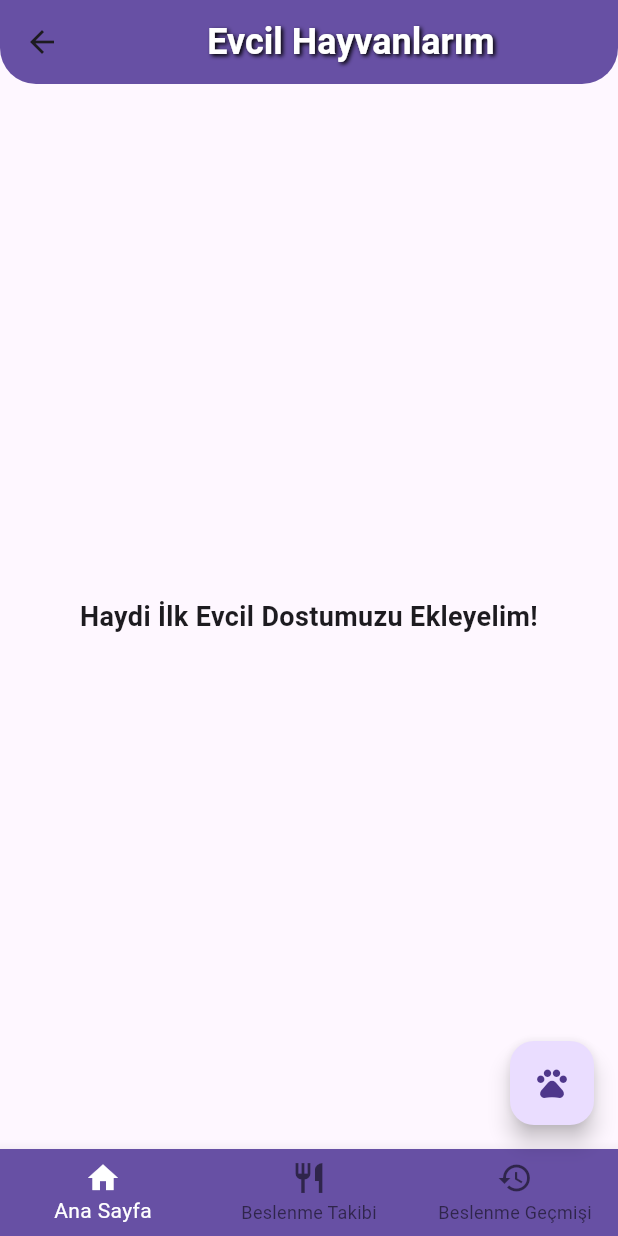
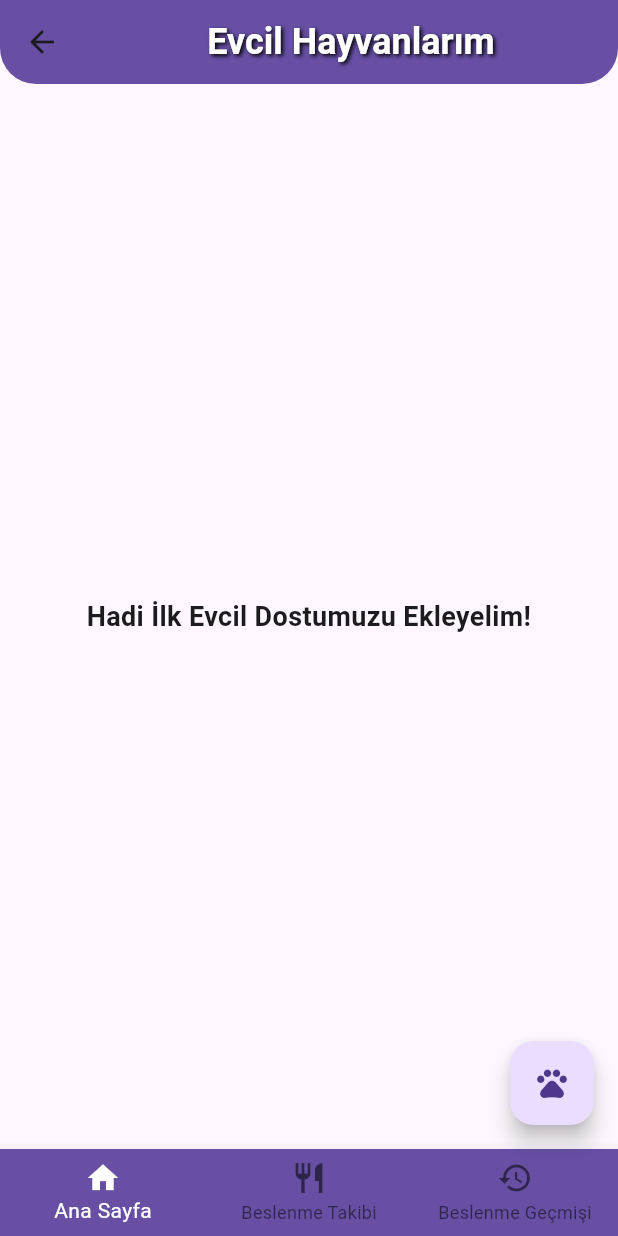
Before and after one commit to ErenTzz/pet_tracking_app, a Flutter app: the HomeScreen screen opened by its route, on a phone screen of 412 x 824 dp. Run offline on Flutter 3.47's test engine with Material 3 defaults, Android fonts, the light colour scheme and no system bars; our stand-ins replace image_picker, sqflite; accounts and stored records are empty.

Commit message:
düzenlemeler

```diff
--- a/lib/screens/feeding_history_screen.dart
+++ b/lib/screens/feeding_history_screen.dart
@@ -19,6 +19,7 @@ class _FeedingHistoryScreenState extends State<FeedingHistoryScreen> {
   int _selectedIndex = 2;
 
   void _onItemTapped(int index) {
+    if (_selectedIndex == index) return; // Prevent refreshing the current page
     setState(() {
       _selectedIndex = index;
     });
@@ -179,7 +180,7 @@ class _FeedingHistoryScreenState extends State<FeedingHistoryScreen> {
           } else if (!snapshot.hasData || snapshot.data!.isEmpty) {
             return const Center(
               child: Text(
-                'Haydi İlk Evcil Dostumuzu Ekleyelim!',
+                'Hadi İlk Evcil Dostumuzu Ekleyelim!',
                 style: TextStyle(
                   fontSize: 18,
                   fontWeight: FontWeight.bold,
--- a/lib/screens/feeding_tracker_screen.dart
+++ b/lib/screens/feeding_tracker_screen.dart
@@ -30,14 +30,7 @@ class _FeedingTrackerScreenState extends State<FeedingTrackerScreen> {
         ),
       );
     } else if (index == 1) {
-      Navigator.pushReplacement(
-        context,
-        PageRouteBuilder(
-          pageBuilder: (context, animation1, animation2) =>
-              const FeedingTrackerScreen(),
-          transitionDuration: Duration(seconds: 0),
-        ),
-      );
+      // Do nothing if the current screen is tapped
     } else if (index == 2) {
       Navigator.pushReplacement(
         context,
@@ -140,7 +133,7 @@ class _FeedingTrackerScreenState extends State<FeedingTrackerScreen> {
           } else if (!snapshot.hasData || snapshot.data!.isEmpty) {
             return const Center(
               child: Text(
-                'Haydi İlk Evcil Dostumuzu Ekleyelim!',
+                'Hadi İlk Evcil Dostumuzu Ekleyelim!',
                 style: TextStyle(
                   fontSize: 18,
                   fontWeight: FontWeight.bold,
--- a/lib/screens/home_screen.dart
+++ b/lib/screens/home_screen.dart
@@ -36,6 +36,7 @@ class _HomeScreenState extends State<HomeScreen> {
   }
 
   void _onItemTapped(int index) {
+    if (_selectedIndex == index) return; // Prevent refreshing the current page
     setState(() {
       _selectedIndex = index;
     });
@@ -534,7 +535,7 @@ class _HomeScreenState extends State<HomeScreen> {
         } else if (!snapshot.hasData || snapshot.data!.isEmpty) {
           return const Center(
             child: Text(
-              'Haydi İlk Evcil Dostumuzu Ekleyelim!',
+              'Hadi İlk Evcil Dostumuzu Ekleyelim!',
               style: TextStyle(
                 fontSize: 18,
                 fontWeight: FontWeight.bold,
--- a/lib/screens/onboarding_screen.dart
+++ b/lib/screens/onboarding_screen.dart
@@ -153,7 +153,7 @@ class OnboardingPage extends StatelessWidget {
                 ),
               ),
               child: const Text(
-                'Haydi Başlayalım',
+                'Hadi Başlayalım',
                 style: TextStyle(
                   color: Colors.white,
                   fontSize: 18,
```
